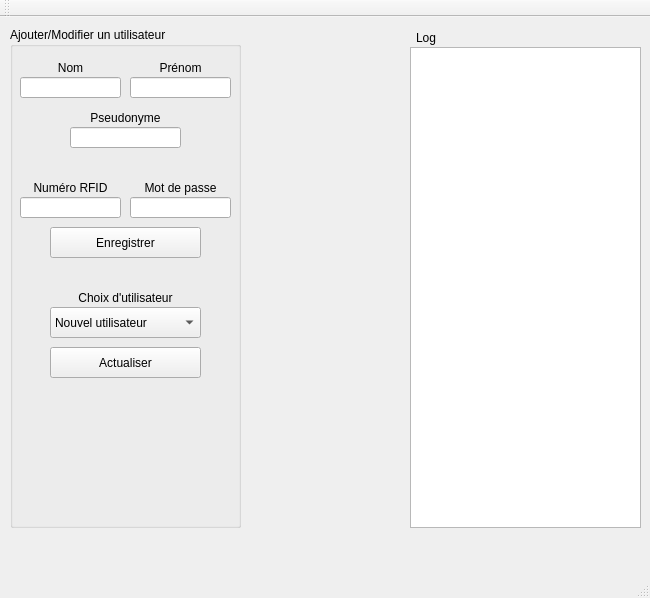
Qt form AdministratorApp/AdministratorApp.ui (YannFauquembergue/GestionAbri) before a commit.
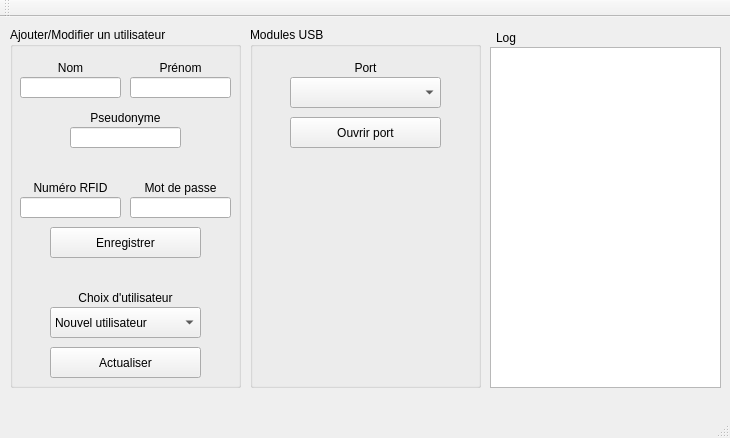
The same form after that commit.

Commit message: Serial port sur appli admin

Diff of the .ui file:
```diff
--- a/AdministratorApp/AdministratorApp.ui
+++ b/AdministratorApp/AdministratorApp.ui
@@ -6,8 +6,8 @@
    <rect>
     <x>0</x>
     <y>0</y>
-    <width>650</width>
-    <height>598</height>
+    <width>730</width>
+    <height>438</height>
    </rect>
   </property>
   <property name="windowTitle">
@@ -17,10 +17,10 @@
    <widget class="QListWidget" name="logList">
     <property name="geometry">
      <rect>
-      <x>410</x>
+      <x>490</x>
       <y>30</y>
       <width>231</width>
-      <height>481</height>
+      <height>341</height>
      </rect>
     </property>
     <property name="autoScroll">
@@ -51,7 +51,7 @@
       <x>10</x>
       <y>10</y>
       <width>231</width>
-      <height>501</height>
+      <height>361</height>
      </rect>
     </property>
     <property name="title">
@@ -260,7 +260,7 @@
    <widget class="QLabel" name="logLabel">
     <property name="geometry">
      <rect>
-      <x>416</x>
+      <x>496</x>
       <y>10</y>
       <width>221</width>
       <height>21</height>
@@ -270,6 +270,58 @@
      <string>Log</string>
     </property>
    </widget>
+   <widget class="QGroupBox" name="moduleBox">
+    <property name="geometry">
+     <rect>
+      <x>250</x>
+      <y>10</y>
+      <width>231</width>
+      <height>361</height>
+     </rect>
+    </property>
+    <property name="title">
+     <string>Modules USB</string>
+    </property>
+    <widget class="QLabel" name="moduleLabel">
+     <property name="geometry">
+      <rect>
+       <x>40</x>
+       <y>30</y>
+       <width>151</width>
+       <height>21</height>
+      </rect>
+     </property>
+     <property name="text">
+      <string>Port</string>
+     </property>
+     <property name="alignment">
+      <set>Qt::AlignCenter</set>
+     </property>
+    </widget>
+    <widget class="QComboBox" name="moduleCombo">
+     <property name="geometry">
+      <rect>
+       <x>40</x>
+       <y>50</y>
+       <width>151</width>
+       <height>31</height>
+      </rect>
+     </property>
+    </widget>
+    <widget class="QPushButton" name="openPortButton">
+     <property name="geometry">
+      <rect>
+       <x>40</x>
+       <y>90</y>
+       <width>151</width>
+       <height>31</height>
+      </rect>
+     </property>
+     <property name="text">
+      <string>Ouvrir port</string>
+     </property>
+    </widget>
+   </widget>
   </widget>
   <widget class="QMenuBar" name="menuBar">
    <property name="geometry">
```
Left out of the diff: 24 changed lines with no effect on the pictures. The commit also changes 22 other files.
